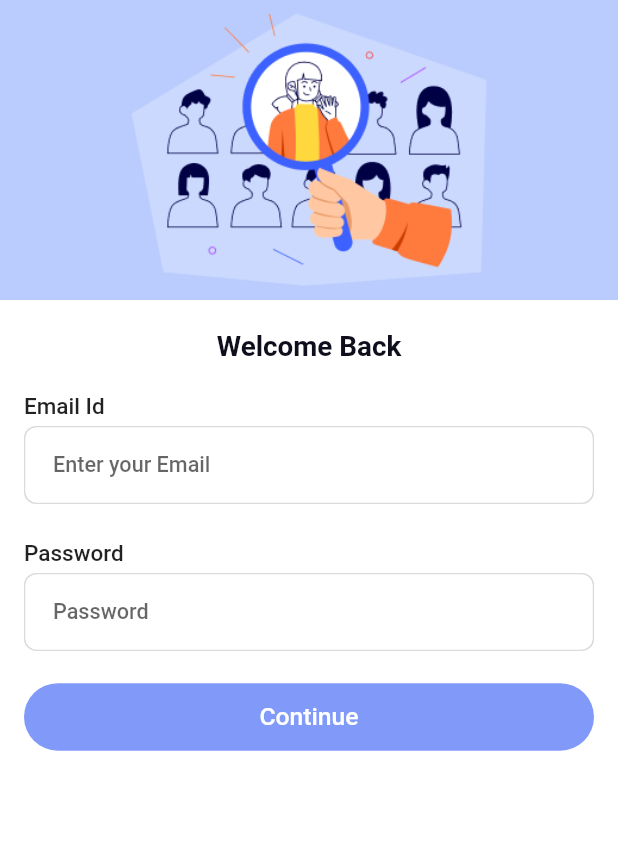
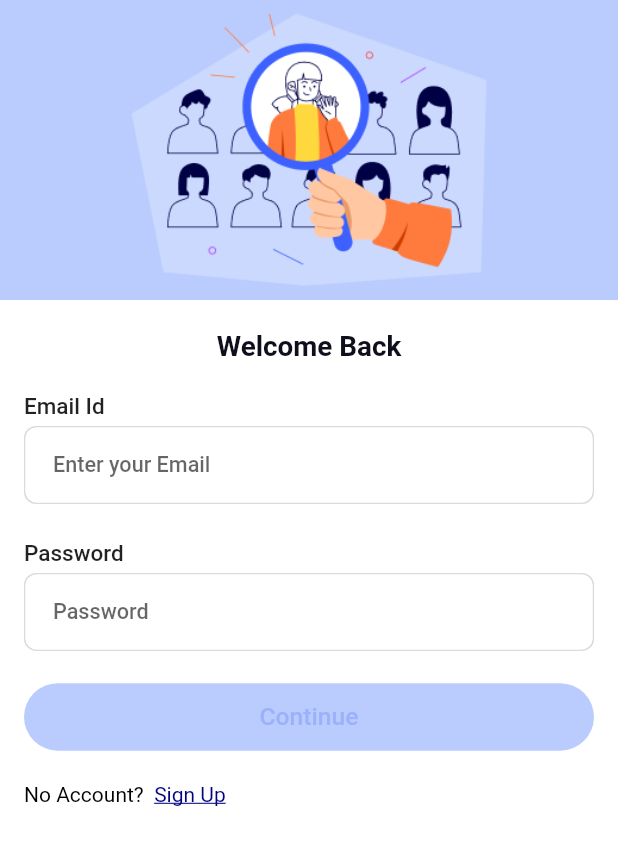
Before and after one commit to vivekantino/coding_hamster, a Flutter app: the screen it shows after launch, on a phone screen of 412 x 824 dp. Shown: the top 845 px of the screen. Run offline on Flutter 3.47's test engine with Material 2 defaults, Android fonts, the light colour scheme and no system bars; our stand-ins replace dio, flutter_screenutil, flutter_secure_storage, fluttertoast, get.

Commit message:
auto login

```diff
--- a/lib/api_client/api_client.dart
+++ b/lib/api_client/api_client.dart
@@ -158,7 +158,7 @@ class ApiClient {
       final data = response?.data;
       int? statusCode = response?.statusCode;
       if (statusCode == 401) {
-        AuthRepository.instance.logout();
+        AuthUtil.instance.logout();
         // SecureStorageHelper.instance.deleteAll();
         // getX.Get.deleteAll();
         // getX.Get.put(LoginController());
--- a/lib/auth/auth_repository.dart
+++ b/lib/auth/auth_repository.dart
@@ -1,13 +1,13 @@
 import 'package:coding_hamster/local_storage/secure_storage_helper.dart';
 
-class AuthRepository {
-  AuthRepository._();
+class AuthUtil {
+  AuthUtil._();
 
-  /// Cached instance of [AuthRepository];
-  static AuthRepository? _instance;
+  /// Cached instance of [AuthUtil];
+  static AuthUtil? _instance;
 
-  static AuthRepository get instance {
-    _instance ??= AuthRepository._();
+  static AuthUtil get instance {
+    _instance ??= AuthUtil._();
 
     return _instance!;
   }
--- a/lib/feature/authentication/view/login_screen.dart
+++ b/lib/feature/authentication/view/login_screen.dart
@@ -1,8 +1,10 @@
 import 'package:coding_hamster/core/common_widgets/app_buttons.dart';
 import 'package:coding_hamster/core/common_widgets/app_text_field.dart';
 import 'package:coding_hamster/feature/authentication/controller/auth_controller.dart';
+import 'package:coding_hamster/feature/authentication/view/signup_screen.dart';
 import 'package:coding_hamster/theme/app_colors.dart';
 import 'package:coding_hamster/theme/app_text_style.dart';
+import 'package:flutter/gestures.dart';
 import 'package:flutter/material.dart';
 import 'package:get/get.dart';
 
@@ -55,6 +57,9 @@ class LoginScreen extends StatelessWidget {
                     AppTextField(
                       hintText: "Enter your Email",
                       controller: authController.email,
+                      onChanged: (value) {
+                        authController.checkLoginFieldsFilled();
+                      },
                     ),
                     const SizedBox(height: 24),
                     const Text(
@@ -66,17 +71,43 @@ class LoginScreen extends StatelessWidget {
                     AppTextField(
                       hintText: "Password",
                       controller: authController.password,
+                      onChanged: (value) {
+                        authController.checkLoginFieldsFilled();
+                      },
                     ),
                     const SizedBox(
                       height: 20,
                     ),
-                    AppButton.primaryMedium(
-                      padding: const EdgeInsets.symmetric(vertical: 13),
-                      child: const Text(
-                        'Continue',
-                      ),
-                      onPressed: () => authController.checkLoginStatus(),
+                    Obx(
+                      () => AppButton.primaryMedium(
+                          padding: const EdgeInsets.symmetric(vertical: 13),
+                          child: const Text(
+                            'Continue',
+                          ),
+                          onPressed:
+                              (authController.isLoginFilled.value == true)
+                                  ? () {
+                                      authController.login();
+                                    }
+                                  : null),
                     ),
+                    const SizedBox(
+                      height: 20,
+                    ),
+                    RichText(
+                        text: TextSpan(
+                            style: const TextStyle(color: Colors.black),
+                            text: 'No Account?  ',
+                            children: [
+                          TextSpan(
+                            recognizer: TapGestureRecognizer()
+                              ..onTap = () => Get.to(() => SignUpScreen()),
+                            text: 'Sign Up',
+                            style: const TextStyle(
+                                decoration: TextDecoration.underline,
+                                color: Color.fromARGB(255, 1, 1, 130)),
+                          ),
+                        ])),
                   ],
                 ),
               )
--- a/lib/feature/home/view/home_screen.dart
+++ b/lib/feature/home/view/home_screen.dart
@@ -12,9 +12,11 @@ class HomeScreen extends StatelessWidget {
         backgroundColor: AppColors.white,
       ),
       body: Column(
-        children: [Container(
+        children: [
+          Container(
 
-        )],
+          ),
+        ],
       ),
     );
   }
--- a/lib/main.dart
+++ b/lib/main.dart
@@ -44,7 +44,7 @@ class _MyAppState extends State<MyApp> {
                   title: "Coding Hamster",
                   debugShowCheckedModeBanner: false,
                   getPages: getPages,
-                  home: LoginScreen());
+                  home: SplashScreen());
             });
           });
         });
--- a/lib/route/api_route.dart
+++ b/lib/route/api_route.dart
@@ -1,3 +1,8 @@
 abstract class ApiRoutes {
   ApiRoutes._();
+
+  static String baseUrl = 'https://be87-49-249-44-114.ngrok.io';
+
+  static String loginUrl = '$baseUrl/login/';
+  static String signupUrl = '$baseUrl/signup/';
 }
--- a/lib/route/app_routes.dart
+++ b/lib/route/app_routes.dart
@@ -1,12 +1,16 @@
 import 'package:coding_hamster/feature/authentication/view/splash_screen.dart';
+import 'package:coding_hamster/feature/home/view/home_screen.dart';
 import 'package:get/get.dart';
 
 abstract class AppRoutes {
   AppRoutes._();
 
   static const String splashScreen = '/splashScreen';
+  static const String homeScreen = '/homeScreen';
 }
 
 final getPages = [
   GetPage(name: AppRoutes.splashScreen, page: () => const SplashScreen()),
+  GetPage(name: AppRoutes.homeScreen, page: () => const HomeScreen()),
+
 ];
```
Also changed, not shown: lib/api_client/header_interceptor.dart (+4 -4 lines), lib/feature/authentication/controller/auth_controller.dart (+47 -2 lines), lib/feature/authentication/repository/auth_repository.dart (+10 -1 lines), lib/feature/authentication/view/signup_screen.dart (+14 -2 lines), lib/feature/authentication/view/splash_screen.dart (+30 -1 lines).
